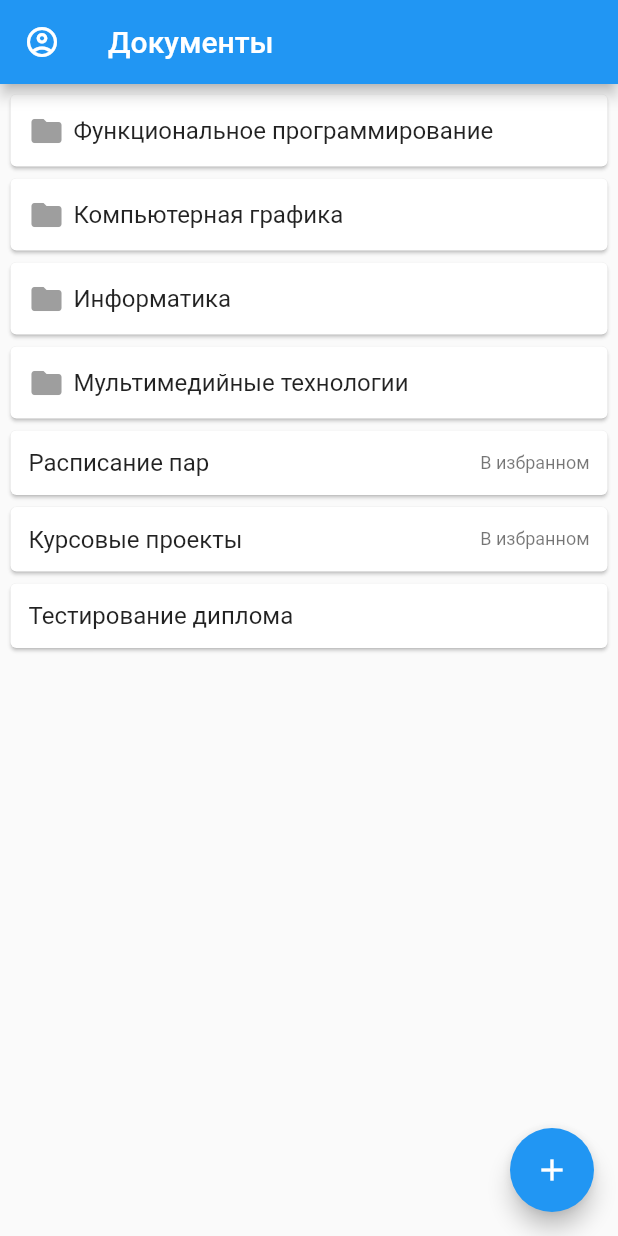
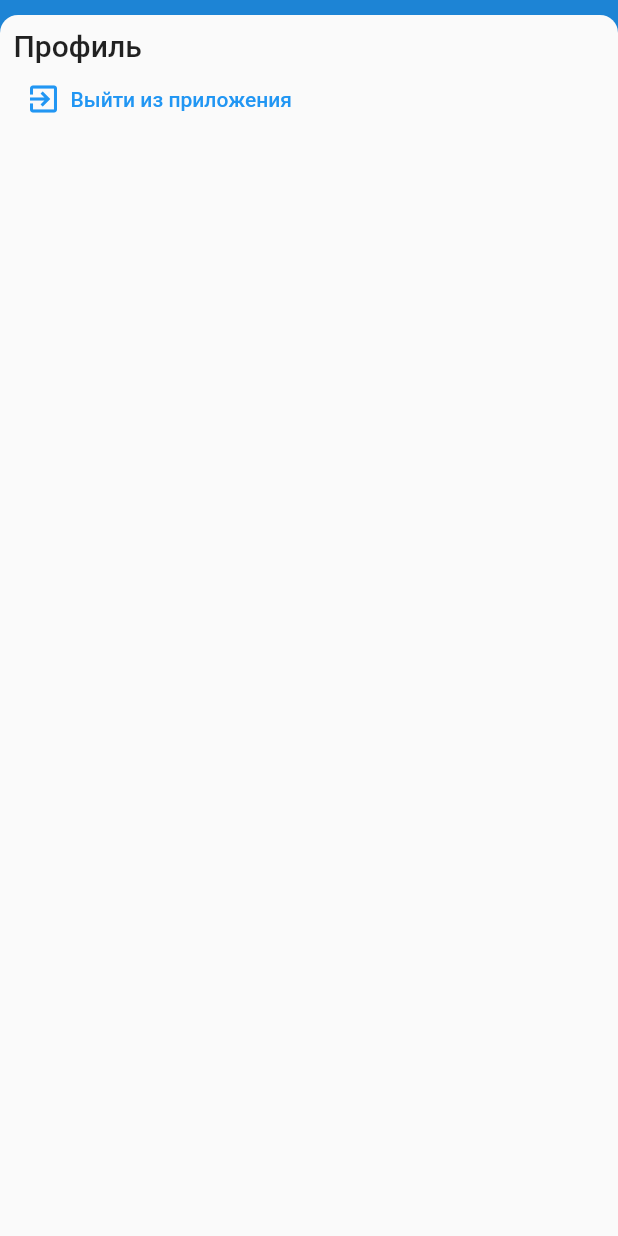
Before and after one commit to ksydex/uni_note, a Flutter app: the HomeScreen screen opened by its route, after a tap on the "account circle" icon, on a phone screen of 412 x 824 dp. Run offline on Flutter 3.47's test engine with Material 2 defaults, Android fonts, the phone set to English and light mode, and no system bars; drawn by our look-alikes of flutter_slidable; our stand-ins replace auto_route, bloc, bloc_concurrency, dio, flutter_bloc, flutter_hooks and 7 more; missing offline and left inert: flutter_quill.

Commit message:
added signOut button

```diff
--- a/lib/core/application/auth/auth_bloc.dart
+++ b/lib/core/application/auth/auth_bloc.dart
@@ -23,6 +23,7 @@ class AuthBloc extends Bloc<AuthEvent, AuthState> {
       }, signedOut: (event) async {
         await _auth.signOut();
         emit(const AuthState.unauthenticated());
+        print('tes 1');
       }),
       transformer: sequential(),
     );
--- a/lib/features/home/presentation/home_screen.dart
+++ b/lib/features/home/presentation/home_screen.dart
@@ -1,22 +1,70 @@
 import 'package:auto_route/auto_route.dart';
 import 'package:flutter/material.dart';
+import 'package:flutter_bloc/flutter_bloc.dart';
+import 'package:modal_bottom_sheet/modal_bottom_sheet.dart';
+import 'package:todo_list/core/application/auth/auth_bloc.dart';
 import 'package:todo_list/core/domain/entities/groups/group.dart';
 import 'package:todo_list/core/domain/entities/notes/note.dart';
 import 'package:todo_list/core/presentation/constants/indents.dart';
 import 'package:todo_list/core/presentation/routes/app_router.dart';
 import 'package:todo_list/core/presentation/shared/groups/group_list_view.dart';
+import 'package:todo_list/core/presentation/shared/indent.dart';
 import 'package:todo_list/core/presentation/shared/notes/note_list_view.dart';
+import 'package:todo_list/injection.dart';
+
+class SignOutButton extends StatelessWidget {
+  const SignOutButton({Key? key}) : super(key: key);
+
+  @override
+  Widget build(BuildContext context) {
+    return BlocProvider(
+      create: (_) => getIt<AuthBloc>(),
+      child: BlocConsumer<AuthBloc, AuthState>(
+          listener: (ctx, state) => state.maybeMap(
+              unauthenticated: (_) =>
+                  AutoRouter.of(context).replace(const SignInRoute()),
+              orElse: () => null),
+          builder: (context, __) => TextButton(
+              onPressed: () =>
+                  context.read<AuthBloc>().add(const AuthEvent.signedOut()),
+              child: Row(
+                children: const [
+                  Icon(Icons.exit_to_app),
+                  Indent.md(),
+                  Text("Выйти из приложения")
+                ],
+              ))),
+    );
+  }
+}
 
 class HomeScreen extends StatelessWidget {
   const HomeScreen({Key? key}) : super(key: key);
 
   @override
   Widget build(BuildContext context) {
+    final theme = Theme.of(context);
+
     return Scaffold(
       appBar: AppBar(
         title: const Text('Документы'),
         leading: IconButton(
-            icon: const Icon(Icons.account_circle_outlined), onPressed: () {}),
+            icon: const Icon(Icons.account_circle_outlined),
+            onPressed: () {
+              showCupertinoModalBottomSheet(
+                  context: context,
+                  builder: (ctx) => Padding(
+                        padding: const EdgeInsets.all(Indents.lg),
+                        child: Column(
+                          crossAxisAlignment: CrossAxisAlignment.start,
+                          children: [
+                            Text("Профиль", style: theme.textTheme.titleLarge),
+                            const SignOutButton()
+                          ],
+                        ),
+                      ),
+                  expand: false);
+            }),
         actions: const [
           // SearchButton(),
           // FilterButton(),
--- a/lib/features/splash/presentation/splash_screen.dart
+++ b/lib/features/splash/presentation/splash_screen.dart
@@ -5,6 +5,8 @@ import 'package:todo_list/core/application/auth/auth_bloc.dart';
 import 'package:todo_list/core/presentation/routes/app_router.dart';
 
 class SplashScreen extends StatelessWidget {
+  const SplashScreen({Key? key}) : super(key: key);
+
   @override
   Widget build(BuildContext context) {
     return BlocListener<AuthBloc, AuthState>(
--- a/pubspec.yaml
+++ b/pubspec.yaml
@@ -22,12 +22,13 @@ dependencies:
   hydrated_bloc: ^8.1.0
   injectable: ^1.5.3
   json_annotation: ^4.5.0
-  nanoid: ^1.0.0
   path_provider: ^2.0.10
   rx_shared_preferences: ^2.3.0
   rxdart: ^0.27.3
   flutter_speed_dial: ^6.0.0
   flutter_quill: ^5.0.3
+  dio: ^4.0.6
+  modal_bottom_sheet: ^2.0.1
 
 dev_dependencies:
   auto_route_generator: ^4.0.0
```
Also changed, not shown: lib/core/infrastructure/http_service.dart (added, +62 -0 lines), pubspec.lock.
